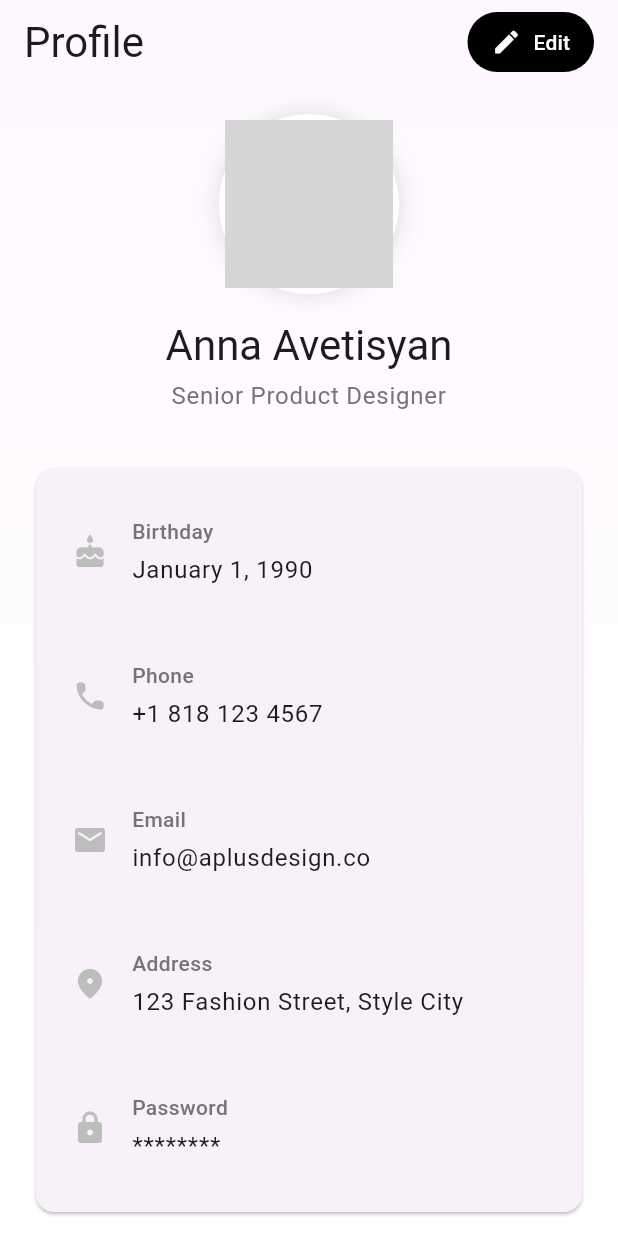
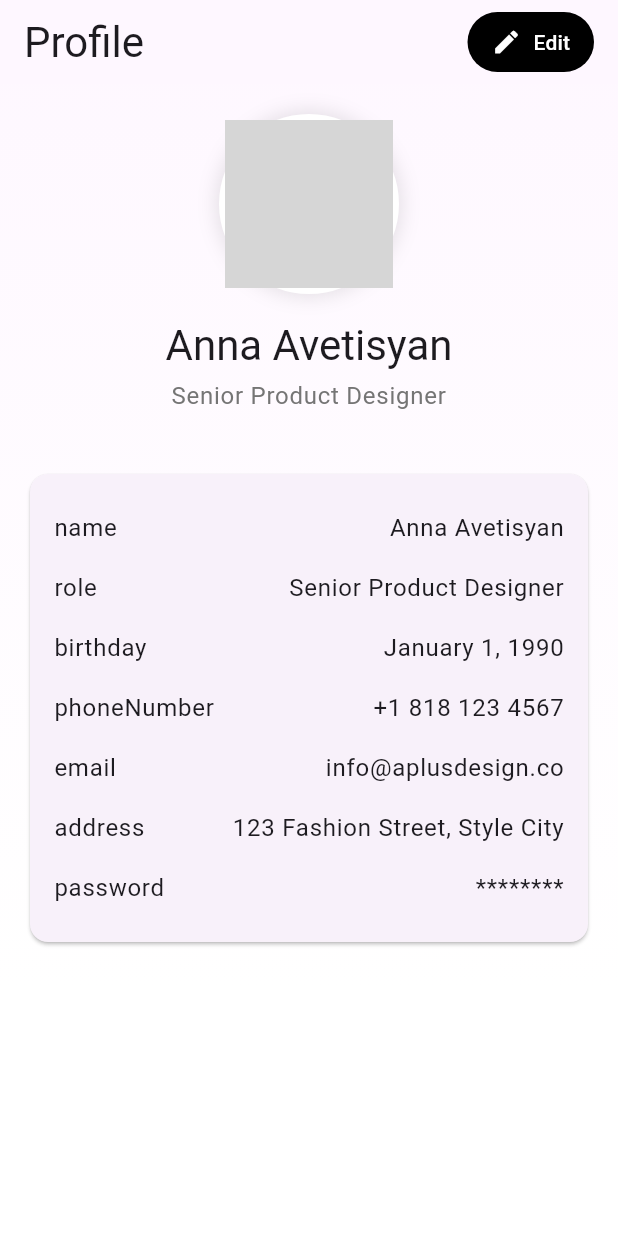
Before and after one commit to NuranHesara98/Fashion_Design_App, a Flutter app: the UserProfilePage screen opened directly, on a phone screen of 412 x 824 dp. Run offline on Flutter 3.47's test engine with Material 3 defaults, Android fonts, the phone set to English and light mode, and no system bars; our stand-ins replace image_picker, lottie, video_player; project files that could hold a hidden picture were left out; grey boxes are pictures that could not be loaded.

```diff
--- a/clothing_app/lib/pages/editprofile.dart
+++ b/clothing_app/lib/pages/editprofile.dart
@@ -1,4 +1,6 @@
 import 'package:flutter/material.dart';
+import 'package:image_picker/image_picker.dart'; // Import image_picker
+import 'dart:io'; // For File class
 
 class UserProfilePage extends StatefulWidget {
   @override
@@ -7,6 +9,8 @@ class UserProfilePage extends StatefulWidget {
 
 class _UserProfilePageState extends State<UserProfilePage> {
   bool isEditing = false;
+  File? _profileImage; // To store the selected image file
+  final ImagePicker _picker = ImagePicker(); // ImagePicker instance
 
   Map<String, String> userData = {
     'name': 'Anna Avetisyan',
@@ -43,6 +47,48 @@ class _UserProfilePageState extends State<UserProfilePage> {
     setState(() {
       isEditing = !isEditing;
     });
+  }
+
+  // Function to pick an image from the gallery or camera
+  Future<void> _pickImage(ImageSource source) async {
+    final XFile? image = await _picker.pickImage(source: source);
+    if (image != null) {
+      setState(() {
+        _profileImage = File(image.path); // Store the selected file
+      });
+    }
+  }
+
+  // Show a bottom sheet to choose image source (camera or gallery)
+  void _showImageSourceSelection(BuildContext context) {
+    showModalBottomSheet(
+      context: context,
+      builder: (BuildContext context) {
+        return SafeArea(
+          child: Column(
+            mainAxisSize: MainAxisSize.min,
+            children: [
+              ListTile(
+                leading: const Icon(Icons.camera_alt),
+                title: const Text("Take Photo"),
+                onTap: () {
+                  Navigator.pop(context);
+                  _pickImage(ImageSource.camera);
+                },
+              ),
+              ListTile(
+                leading: const Icon(Icons.photo),
+                title: const Text("Choose from Gallery"),
+                onTap: () {
+                  Navigator.pop(context);
+                  _pickImage(ImageSource.gallery);
+                },
+              ),
+            ],
+          ),
+        );
+      },
+    );
   }
 
   @override
@@ -125,7 +171,10 @@ class _UserProfilePageState extends State<UserProfilePage> {
         Stack(
           alignment: Alignment.bottomCenter,
           children: [
-            Container(
+            GestureDetector(
+              onTap:
+                  isEditing ? () => _showImageSourceSelection(context) : null,
+              child: Container(
                 width: 120,
                 height: 120,
                 decoration: BoxDecoration(
@@ -141,9 +190,15 @@ class _UserProfilePageState extends State<UserProfilePage> {
                 ),
                 child: ClipRRect(
                   borderRadius: BorderRadius.circular(60),
-                child: Image.asset(
+                  child: _profileImage != null
+                      ? Image.file(
+                          _profileImage!,
+                          fit: BoxFit.cover,
+                        )
+                      : Image.asset(
                           'assets/images/profile_placeholder.jpg',
                           fit: BoxFit.cover,
+                        ),
                 ),
               ),
             ),
@@ -204,116 +259,52 @@ class _UserProfilePageState extends State<UserProfilePage> {
 
   Widget _buildDetailsCard(ThemeData theme) {
     return Card(
+      margin: EdgeInsets.symmetric(vertical: 8),
       child: Padding(
-        padding: EdgeInsets.all(24),
+        padding: EdgeInsets.all(16),
         child: Column(
+          crossAxisAlignment: CrossAxisAlignment.start,
+          children: userData.entries.map((entry) {
+            return Padding(
+              padding: const EdgeInsets.symmetric(vertical: 8.0),
+              child: Row(
+                mainAxisAlignment: MainAxisAlignment.spaceBetween,
                 children: [
-            _buildDetailItem(
-              theme: theme,
-              icon: Icons.cake_rounded,
-              label: 'Birthday',
-              controller: controllers['birthday']!,
+                  Text(
+                    entry.key,
+                    style: theme.textTheme.bodyLarge,
                   ),
-            _buildDivider(),
-            _buildDetailItem(
-              theme: theme,
-              icon: Icons.phone_rounded,
-              label: 'Phone',
-              controller: controllers['phoneNumber']!,
+                  isEditing
+                      ? Expanded(
+                          child: _buildEditableField(
+                            controllers[entry.key]!,
+                            style: theme.textTheme.bodyLarge,
+                            textAlign: TextAlign.end,
                           ),
-            _buildDivider(),
-            _buildDetailItem(
-              theme: theme,
-              icon: Icons.email_rounded,
-              label: 'Email',
-              controller: controllers['email']!,
-            ),
-            _buildDivider(),
-            _buildDetailItem(
-              theme: theme,
-              icon: Icons.location_on_rounded,
-              label: 'Address',
-              controller: controllers['address']!,
-            ),
-            _buildDivider(),
-            _buildDetailItem(
-              theme: theme,
-              icon: Icons.lock_rounded,
-              label: 'Password',
-              controller: controllers['password']!,
-              isPassword: true, // Added password field
+                        )
+                      : Text(
+                          entry.value,
+                          style: theme.textTheme.bodyLarge,
                         ),
                 ],
+              ),
+            );
+          }).toList(),
         ),
       ),
     );
   }
 
-  Widget _buildDetailItem({
-    required ThemeData theme,
-    required IconData icon,
-    required String label,
-    required TextEditingController controller,
-    bool isPassword = false, // Added isPassword parameter
-  }) {
-    return Padding(
-      padding: EdgeInsets.symmetric(vertical: 8),
-      child: Row(
-        children: [
-          Icon(icon, size: 24, color: Colors.grey[400]),
-          SizedBox(width: 16),
-          Expanded(
-            child: Column(
-              crossAxisAlignment: CrossAxisAlignment.start,
-              children: [
-                Text(
-                  label,
-                  style: theme.textTheme.bodyMedium?.copyWith(
-                    color: Colors.grey[600],
-                    fontWeight: FontWeight.w500,
-                  ),
-                ),
-                SizedBox(height: 4),
-                if (isEditing)
-                  _buildEditableField(
-                    controller,
-                    isPassword: isPassword, // Pass isPassword to the field
-                  )
-                else
-                  Text(
-                    isPassword ? '********' : controller.text, // Mask password
-                    style: theme.textTheme.bodyLarge,
-                  ),
-              ],
-            ),
-          ),
-        ],
+  Widget _buildEditableField(TextEditingController controller,
+      {TextStyle? style, TextAlign? textAlign}) {
+    return TextField(
+      controller: controller,
+      style: style,
+      textAlign: textAlign ?? TextAlign.start,
+      decoration: InputDecoration(
+        border: InputBorder.none,
+        contentPadding: EdgeInsets.zero,
       ),
     );
   }
-
-  Widget _buildEditableField(
-    TextEditingController controller, {
-    TextStyle? style,
-    TextAlign textAlign = TextAlign.start,
-    bool isPassword = false, // Added isPassword parameter
-  }) {
-    return TextField(
-      controller: controller,
-      style: style,
-      textAlign: textAlign,
-      obscureText: isPassword, // Hide text for password field
-      decoration: InputDecoration(
-        isDense: true,
-        contentPadding: EdgeInsets.symmetric(horizontal: 12, vertical: 8),
-      ),
-    );
 }
-
-  Widget _buildDivider() {
-    return Padding(
-      padding: EdgeInsets.symmetric(vertical: 8),
-      child: Divider(color: Colors.grey[200]),
-    );
-  }
-}
```
Lines whose indentation alone changed are shown as unchanged.
